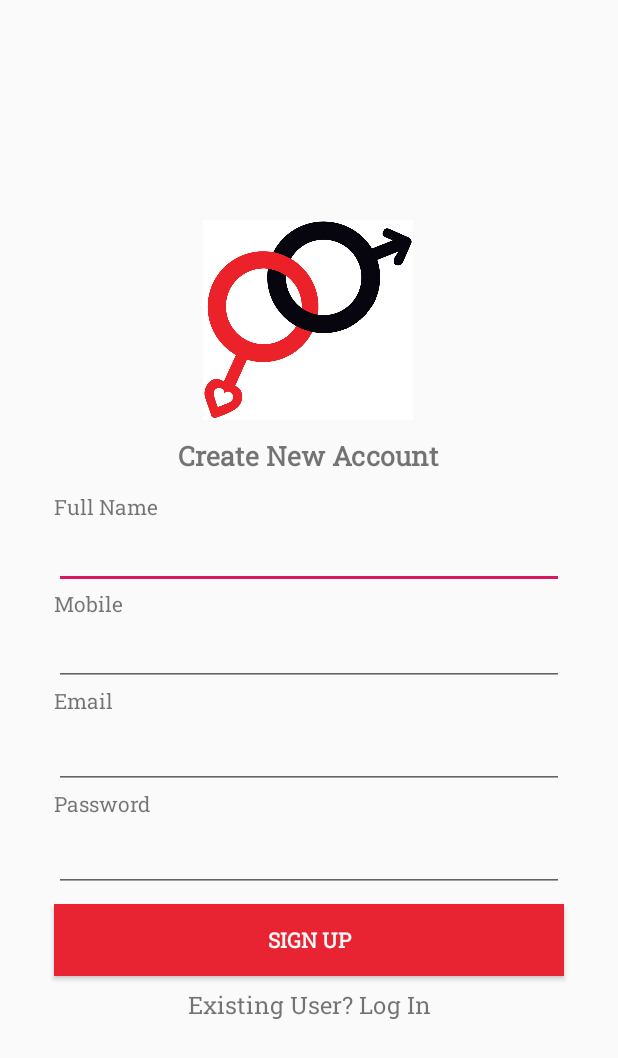
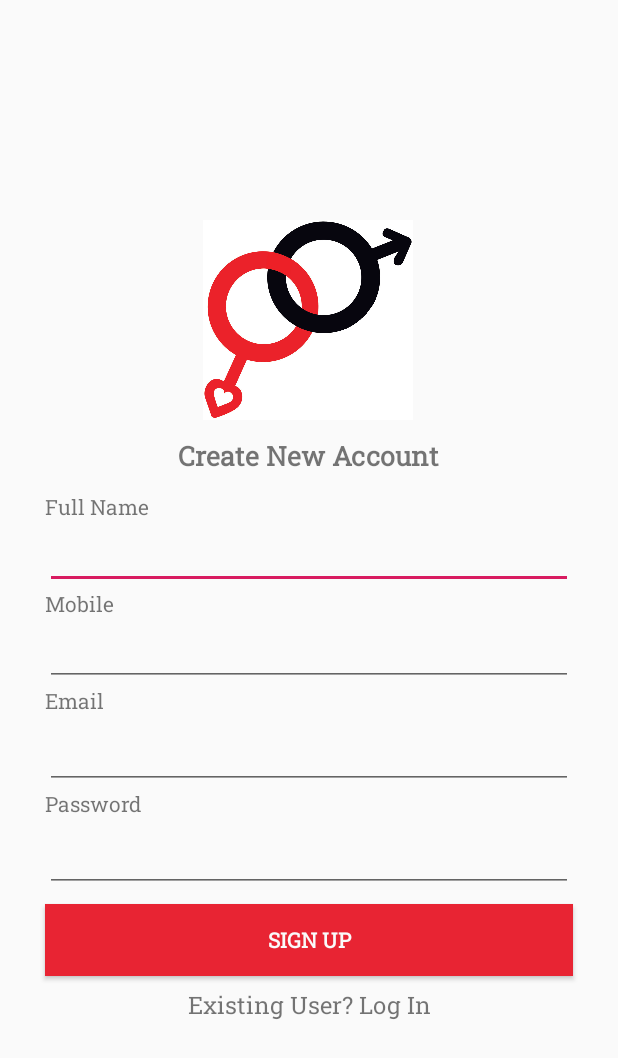
Before and after one commit to shivakrishna1995/LoveTips, an Android app: the Registration screen opened directly, with no data from a screen before it, on a phone screen of 412 x 824 dp. Shown: the top 1058 px of the screen. Run offline under Robolectric (Android 15) with nearby library versions, the phone set to English and light mode, and no system bars; Roboto replaces fonts that are not available here.

```diff
--- a/app/src/main/res/layout/activity_main.xml
+++ b/app/src/main/res/layout/activity_main.xml
@@ -31,7 +31,7 @@
         android:layout_marginTop="16dp"
         android:text="Welcome To"
         android:textColor="@color/White"
-        android:textSize="22dp"
+        android:textSize="20dp"
         app:fontFamily="@font/roboto_slab"
         app:layout_constraintEnd_toEndOf="@+id/imageView"
         app:layout_constraintStart_toStartOf="@+id/imageView"
@@ -40,9 +40,9 @@
     <TextView
         android:layout_width="wrap_content"
         android:layout_height="wrap_content"
-        android:text="LOVE TIPS"
+        android:text="Love Tips"
         android:textColor="@color/White"
-        android:textSize="22dp"
+        android:textSize="32dp"
         app:fontFamily="@font/roboto_slab"
         app:layout_constraintEnd_toEndOf="@+id/textView"
         app:layout_constraintStart_toStartOf="@+id/textView"
--- a/app/src/main/res/layout/activity_registration.xml
+++ b/app/src/main/res/layout/activity_registration.xml
@@ -49,8 +49,8 @@
                 android:id="@+id/textView10"
                 android:layout_width="wrap_content"
                 android:layout_height="wrap_content"
-                android:layout_marginStart="36dp"
-                android:layout_marginLeft="36dp"
+                android:layout_marginStart="30dp"
+                android:layout_marginLeft="30dp"
                 android:layout_marginTop="12dp"
                 android:fontFamily="@font/roboto_slab"
                 android:text="Full Name"
@@ -61,10 +61,10 @@
                 android:id="@+id/arFullNameId"
                 android:layout_width="0dp"
                 android:layout_height="wrap_content"
-                android:layout_marginStart="36dp"
-                android:layout_marginLeft="36dp"
-                android:layout_marginEnd="36dp"
-                android:layout_marginRight="36dp"
+                android:layout_marginStart="30dp"
+                android:layout_marginLeft="30dp"
+                android:layout_marginEnd="30dp"
+                android:layout_marginRight="30dp"
                 android:fontFamily="@font/roboto_slab"
                 app:layout_constraintEnd_toEndOf="parent"
                 app:layout_constraintStart_toStartOf="parent"
```
